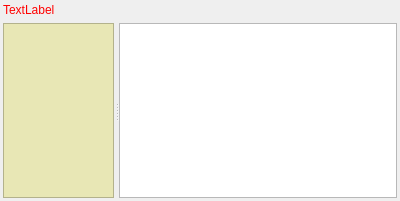
Qt form ui/console.ui (xgvargas/xcalcs) before a commit.
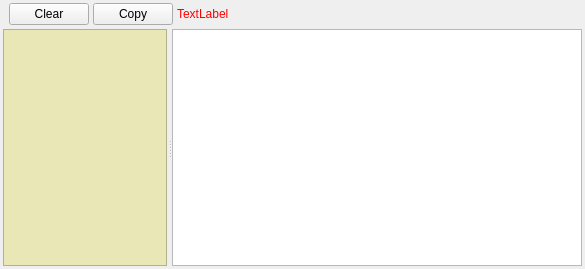
The same form after that commit.

What changed in the file:
```diff
--- a/ui/console.ui
+++ b/ui/console.ui
@@ -6,8 +6,8 @@
    <rect>
     <x>0</x>
     <y>0</y>
-    <width>400</width>
-    <height>201</height>
+    <width>585</width>
+    <height>269</height>
    </rect>
   </property>
   <property name="windowTitle">
@@ -15,13 +15,41 @@
   </property>
   <layout class="QVBoxLayout" name="verticalLayout">
    <property name="spacing">
-    <number>6</number>
+    <number>4</number>
    </property>
    <property name="margin">
     <number>3</number>
    </property>
    <item>
+    <layout class="QHBoxLayout" name="horizontalLayout">
+     <property name="spacing">
+      <number>4</number>
+     </property>
+     <property name="leftMargin">
+      <number>6</number>
+     </property>
+     <item>
+      <widget class="QPushButton" name="btn_clear">
+       <property name="text">
+        <string>Clear</string>
+       </property>
+      </widget>
+     </item>
+     <item>
+      <widget class="QPushButton" name="btn_copy">
+       <property name="text">
+        <string>Copy</string>
+       </property>
+      </widget>
+     </item>
+     <item>
     <widget class="QLabel" name="lbl_error">
+       <property name="sizePolicy">
+        <sizepolicy hsizetype="Expanding" vsizetype="Preferred">
+         <horstretch>0</horstretch>
+         <verstretch>0</verstretch>
+        </sizepolicy>
+       </property>
      <property name="styleSheet">
       <string notr="true">color: rgb(255, 0, 0);
 font: 75 9pt &quot;MS Shell Dlg 2&quot;;</string>
@@ -31,8 +59,16 @@
      </property>
     </widget>
    </item>
+    </layout>
+   </item>
    <item>
     <widget class="QSplitter" name="splitter">
+     <property name="sizePolicy">
+      <sizepolicy hsizetype="Expanding" vsizetype="Expanding">
+       <horstretch>0</horstretch>
+       <verstretch>0</verstretch>
+      </sizepolicy>
+     </property>
      <property name="orientation">
       <enum>Qt::Horizontal</enum>
      </property>
```
Lines whose indentation alone changed are shown as unchanged.
